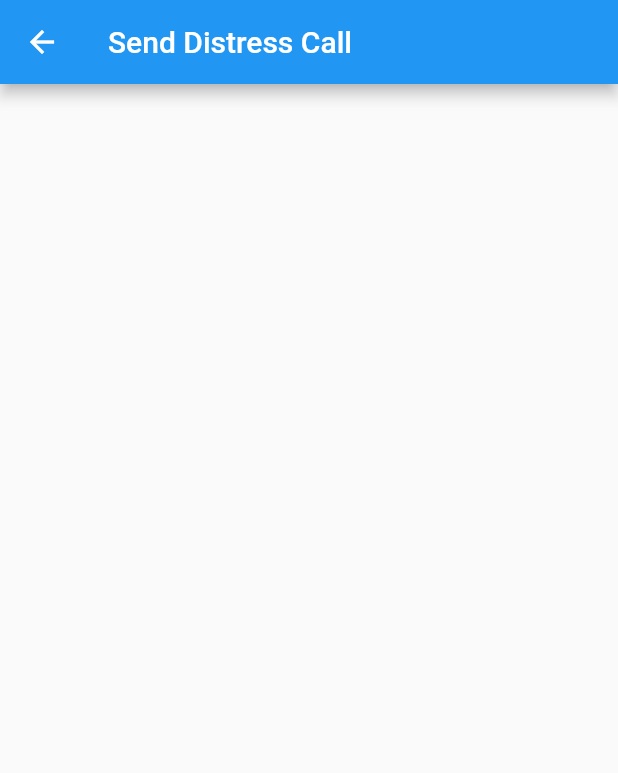
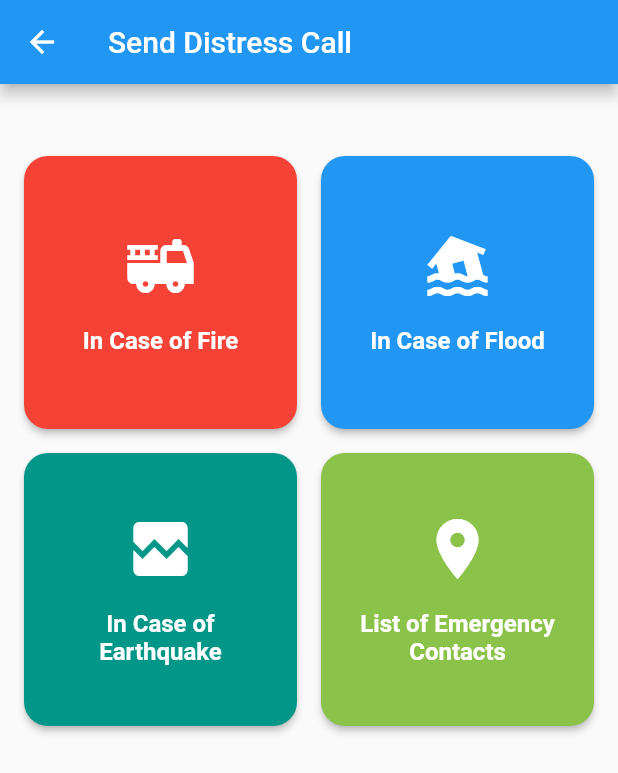
Before and after one commit to Gabriel-26/DisasterPreparednessApp, a Flutter app: the DistressCall screen opened directly, on a phone screen of 412 x 824 dp. Shown: the top 773 px of the screen. Run offline on Flutter 3.47's test engine with Material 2 defaults, Android fonts, the phone set to English and light mode, and no system bars; our stand-ins replace google_maps_flutter.

Commit message:
design changes and added navigator

```diff
--- a/dpapp/lib/distresscall.dart
+++ b/dpapp/lib/distresscall.dart
@@ -4,16 +4,77 @@ class DistressCall extends StatefulWidget {
   const DistressCall({Key? key}) : super(key: key);
 
   @override
-  State<DistressCall> createState()=> _DistressCallState();
+  State<DistressCall> createState() => _DistressCallState();
 }
 
-class _DistressCallState extends State<DistressCall>{
+class _DistressCallState extends State<DistressCall> {
   @override
-  Widget build(BuildContext context){
+  Widget build(BuildContext context) {
     return Scaffold(
       appBar: AppBar(
         title: Text('Send Distress Call'),
       ),
+      body: Column(
+        children: [
+          SizedBox(height: 32),
+          Expanded(
+            child: Padding(
+              padding: const EdgeInsets.all(16),
+              child: GridView.count(
+                crossAxisCount: 2,
+                mainAxisSpacing: 16,
+                crossAxisSpacing: 16,
+                children: [
+                  _buildButton(context, 'In Case of Fire',
+                      Icons.fire_truck, () {}, Colors.red),
+                  _buildButton(context, 'In Case of Flood', Icons.flood,
+                      () {}, Colors.blue),
+                  _buildButton(context, 'In Case of Earthquake',
+                      Icons.broken_image, () {}, Colors.teal),
+                  _buildButton(context, 'List of Emergency Contacts',
+                      Icons.location_on, () {
+                    Navigator.of(context).pushNamed('/call');
+                      }, Colors.lightGreen),
+                ],
+              ),
+            ),
+          ),
+        ],
+      ),
+    );
+  }
+
+  Widget _buildButton(
+    BuildContext context,
+    String text,
+    IconData iconData,
+    VoidCallback onPressed,
+    Color color,
+  ) {
+    return ElevatedButton(
+      onPressed: onPressed,
+      style: ElevatedButton.styleFrom(
+        padding: EdgeInsets.all(16),
+        shape: RoundedRectangleBorder(
+          borderRadius: BorderRadius.circular(16),
+        ),
+        backgroundColor: color,
+      ),
+      child: Column(
+        mainAxisAlignment: MainAxisAlignment.center,
+        children: [
+          Icon(iconData, size: 48),
+          SizedBox(height: 16),
+          Text(
+            text,
+            textAlign: TextAlign.center,
+            style: TextStyle(
+              fontSize: 16,
+              fontWeight: FontWeight.bold,
+            ),
+          ),
+        ],
+      ),
     );
   }
 }
```
